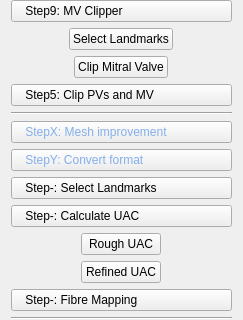
OpenHeartDevelopers/CemrgApp, file CemrgApp/Plugins/kcl.cemrgapp.atrialfibres/src/internal/AtrialFibresViewControls.ui: the form before one commit; both pictures show x 0 to 243 and y 339 to 659 of the 243 by 881 pixel window.
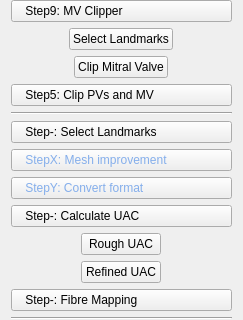
The form after the commit.

Commit message: [bugfix] AtrialFibresView::UacRefined and  CemrgAppCommonTools view

```diff
--- a/CemrgApp/Plugins/kcl.cemrgapp.atrialfibres/src/internal/AtrialFibresViewControls.ui
+++ b/CemrgApp/Plugins/kcl.cemrgapp.atrialfibres/src/internal/AtrialFibresViewControls.ui
@@ -211,6 +211,16 @@
      </property>
     </widget>
    </item>
+   <item>
+    <widget class="QPushButton" name="button_0_landmarks">
+     <property name="styleSheet">
+      <string notr="true">text-align: left;</string>
+     </property>
+     <property name="text">
+      <string>    Step-: Select Landmarks</string>
+     </property>
+    </widget>
+   </item>
    <item>
     <widget class="QPushButton" name="button_x_meshtools">
      <property name="font">
@@ -238,16 +248,6 @@
      </property>
     </widget>
    </item>
-   <item>
-    <widget class="QPushButton" name="button_0_landmarks">
-     <property name="styleSheet">
-      <string notr="true">text-align: left;</string>
-     </property>
-     <property name="text">
-      <string>    Step-: Select Landmarks</string>
-     </property>
-    </widget>
-   </item>
    <item>
     <widget class="QPushButton" name="button_0_calculateUac">
      <property name="styleSheet">
```
The commit also changes 4 other files.
